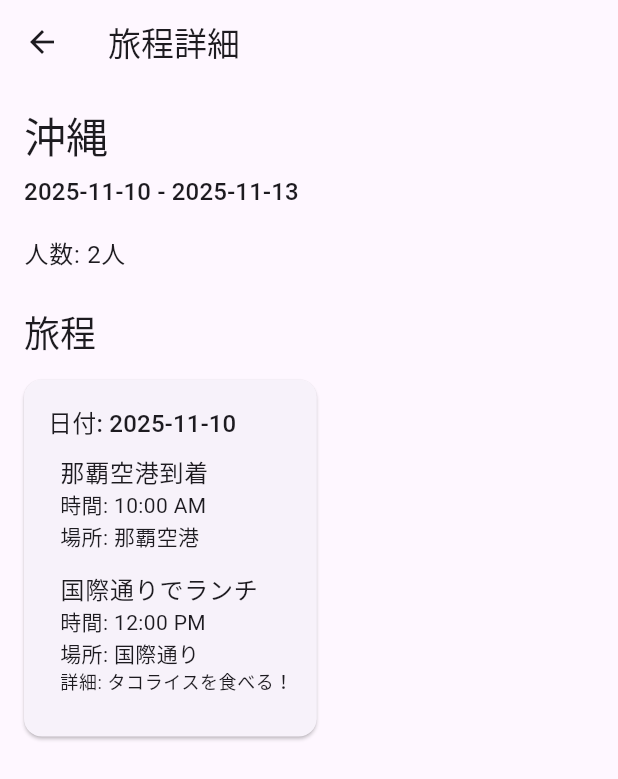
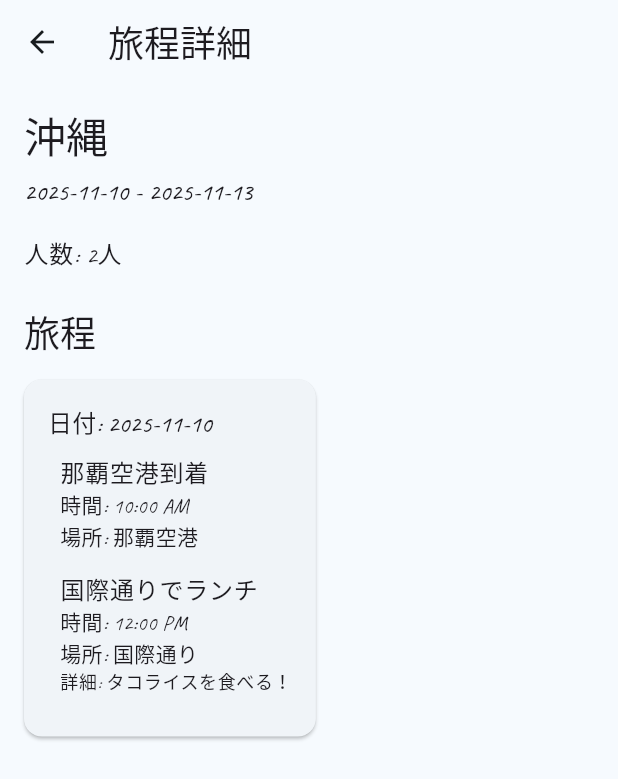
Before and after one commit to takumi3110/trip_planner, a Flutter app: the screen it shows after launch, after a tap on "プランを作成", on a phone screen of 412 x 824 dp. Shown: the top 779 px of the screen. Run offline on Flutter 3.47's test engine with Material 3 defaults, Android fonts, the phone set to English and light mode, and no system bars; our stand-ins replace go_router, google_fonts.

```diff
--- a/lib/core/routing/app_router.dart
+++ b/lib/core/routing/app_router.dart
@@ -2,6 +2,7 @@ import 'package:go_router/go_router.dart';
 import 'package:flutter/material.dart';
 import 'package:trip_planner/features/create_trip/view/create_trip_screen.dart';
 import 'package:trip_planner/features/trip_details/view/trip_details_screen.dart';
+import 'package:trip_planner/features/settings/view/settings_screen.dart'; // 追加
 
 final GoRouter appRouter = GoRouter(
   routes: <RouteBase>[
@@ -25,6 +26,13 @@ final GoRouter appRouter = GoRouter(
             return TripDetailsScreen(tripId: tripId);
           },
         ),
+        GoRoute(
+          // 追加
+          path: 'settings',
+          builder: (BuildContext context, GoRouterState state) {
+            return const SettingsScreen();
+          },
+        ),
       ],
     ),
   ],
--- /dev/null
+++ b/lib/core/theme/theme_notifier.dart
@@ -0,0 +1,14 @@
+import 'package:flutter/material.dart';
+
+class ThemeNotifier extends ChangeNotifier {
+  ThemeData _currentTheme;
+
+  ThemeNotifier(this._currentTheme);
+
+  ThemeData get currentTheme => _currentTheme;
+
+  void setTheme(ThemeData theme) {
+    _currentTheme = theme;
+    notifyListeners();
+  }
+}
--- a/lib/features/create_trip/view/create_trip_screen.dart
+++ b/lib/features/create_trip/view/create_trip_screen.dart
@@ -32,7 +32,12 @@ class _CreateTripScreenState extends State<CreateTripScreen> {
   @override
   Widget build(BuildContext context) {
     return Scaffold(
-      appBar: AppBar(title: const Text('新しい旅行プラン')),
+      appBar: AppBar(
+        title: Text(
+          '新しい旅行プラン',
+          style: Theme.of(context).textTheme.headlineSmall, // フォントをテーマに合わせる
+        ),
+      ),
       body: ListenableBuilder(
         listenable: _viewModel,
         builder: (context, child) {
@@ -42,22 +47,42 @@ class _CreateTripScreenState extends State<CreateTripScreen> {
               children: [
                 TextFormField(
                   controller: _destinationController,
-                  decoration: const InputDecoration(
+                  decoration: InputDecoration(
                     labelText: '目的地',
-                    border: OutlineInputBorder(),
+                    border: OutlineInputBorder(
+                      borderRadius: BorderRadius.circular(12.0), // 角を丸くする
+                    ),
                   ),
                 ),
                 const SizedBox(height: 16),
                 // Date pickers will be added later
-                const Text('（ここに日付選択のUIが入るよ）'),
+                Text(
+                  '（ここに日付選択のUIが入るよ）',
+                  style:
+                      Theme.of(context).textTheme.bodyMedium, // フォントをテーマに合わせる
+                ),
                 const SizedBox(height: 32),
                 ElevatedButton(
+                  style: ElevatedButton.styleFrom(
+                    shape: RoundedRectangleBorder(
+                      borderRadius: BorderRadius.circular(12.0), // 角を丸くする
+                    ),
+                    padding: const EdgeInsets.symmetric(
+                      horizontal: 40,
+                      vertical: 15,
+                    ),
+                  ),
                   onPressed: () {
                     _viewModel.createTrip();
                     // Navigate to the details screen with a hardcoded ID for now
                     context.go('/trip/1');
                   },
-                  child: const Text('プランを作成'),
+                  child: Text(
+                    'プランを作成',
+                    style: Theme.of(context).textTheme.titleMedium?.copyWith(
+                      color: Theme.of(context).colorScheme.onPrimary,
+                    ),
+                  ),
                 ),
               ],
             ),
--- a/lib/features/trip_details/view/trip_details_screen.dart
+++ b/lib/features/trip_details/view/trip_details_screen.dart
@@ -20,7 +20,12 @@ class TripDetailsScreen extends StatelessWidget {
             ), // ここでTripRepositoryを渡す
           )..loadTripDetails(),
       child: Scaffold(
-        appBar: AppBar(title: const Text('旅程詳細')),
+        appBar: AppBar(
+          title: Text(
+            '旅程詳細',
+            style: Theme.of(context).textTheme.headlineSmall, // フォントをテーマに合わせる
+          ),
+        ),
         body: Consumer<TripDetailsViewModel>(
           builder: (context, viewModel, child) {
             if (viewModel.isLoading) {
@@ -61,6 +66,9 @@ class TripDetailsScreen extends StatelessWidget {
                     ...trip.itineraries.map((itinerary) {
                       return Card(
                         margin: const EdgeInsets.only(bottom: 16),
+                        shape: RoundedRectangleBorder(
+                          borderRadius: BorderRadius.circular(12.0), // 角を丸くする
+                        ),
                         child: Padding(
                           padding: const EdgeInsets.all(16.0),
                           child: Column(
--- a/lib/main.dart
+++ b/lib/main.dart
@@ -3,11 +3,35 @@ import 'package:trip_planner/core/routing/app_router.dart';
 import 'package:provider/provider.dart';
 import 'package:trip_planner/data/repositories/trip_repository.dart';
 import 'package:trip_planner/data/sources/mock_trip_data_source.dart';
+import 'package:google_fonts/google_fonts.dart';
+import 'package:trip_planner/core/theme/theme_notifier.dart'; // 追加
 
 void main() {
   runApp(
-    Provider<TripRepository>(
-      create: (_) => MockTripDataSource(), // MockDataSourceを提供
+    MultiProvider(
+      // MultiProviderに変更
+      providers: [
+        Provider<TripRepository>(
+          create: (_) => MockTripDataSource(), // MockDataSourceを提供
+        ),
+        ChangeNotifierProvider<ThemeNotifier>(
+          // ThemeNotifierを追加
+          create:
+              (context) => ThemeNotifier(
+                ThemeData(
+                  colorScheme: ColorScheme.fromSeed(
+                    seedColor: const Color(0xFF87CEFA), // ユーザー指定の淡いブルー
+                    brightness: Brightness.light,
+                  ),
+                  textTheme: GoogleFonts.caveatTextTheme(
+                    // 手書き風フォントを適用
+                    Theme.of(context).textTheme,
+                  ),
+                  useMaterial3: true, // Material 3を有効にする
+                ),
+              ),
+        ),
+      ],
       child: const MyApp(),
     ),
   );
@@ -20,10 +44,8 @@ class MyApp extends StatelessWidget {
   Widget build(BuildContext context) {
     return MaterialApp.router(
       title: 'Trip Planner',
-      theme: ThemeData(
-        primarySwatch: Colors.blue,
-        visualDensity: VisualDensity.adaptivePlatformDensity,
-      ),
+      theme:
+          context.watch<ThemeNotifier>().currentTheme, // ThemeNotifierからテーマを取得
       routerConfig: appRouter,
     );
   }
--- a/pubspec.yaml
+++ b/pubspec.yaml
@@ -37,6 +37,7 @@ dependencies:
   go_router: ^16.2.4
   provider: ^6.1.5+1
   mocktail: ^1.0.4
+  google_fonts: ^6.3.2
 
 dev_dependencies:
   flutter_test:
```
Also changed, not shown: lib/features/settings/view/settings_screen.dart (added, +84 -0 lines), pubspec.lock, 10 other files.
